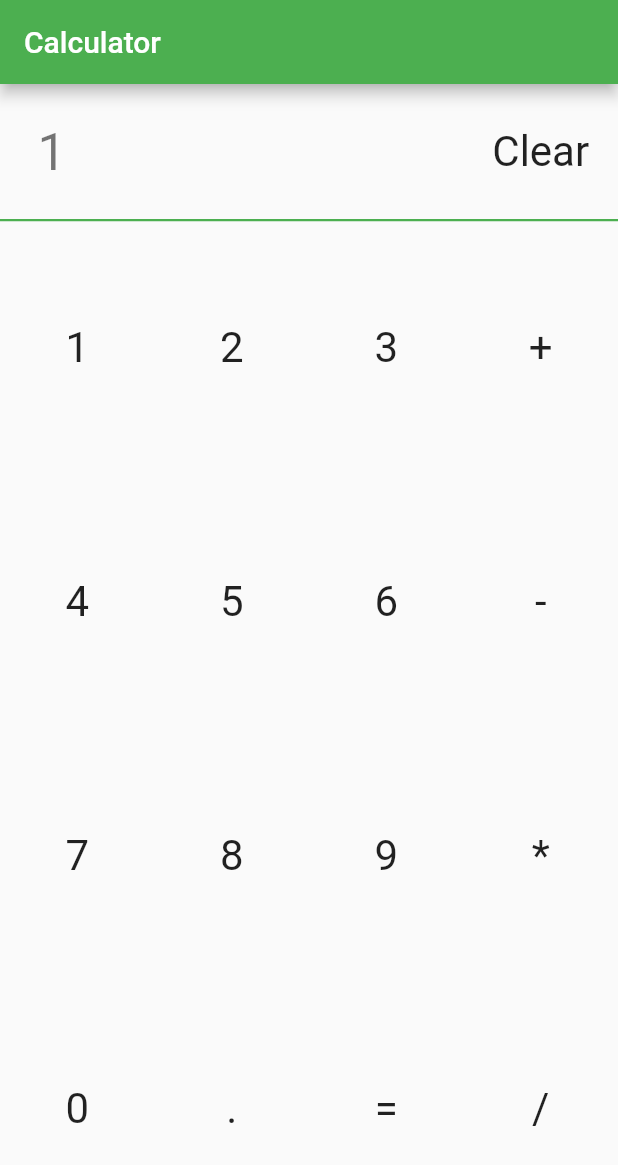
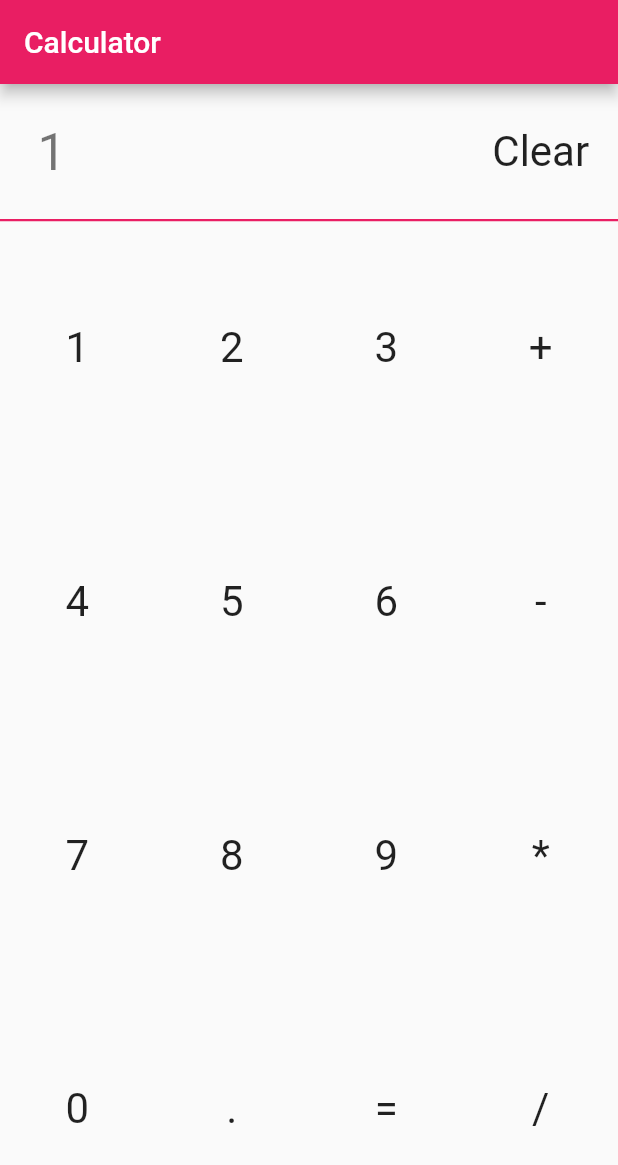
Before and after one commit to undeadspez/android-dev-pr2flutter, a Flutter app: the screen it shows after launch, after a tap on an icon or button, on a phone screen of 412 x 824 dp. Shown: the top 1165 px of the screen. Run offline on Flutter 3.47's test engine with Material 2 defaults, Android fonts, the phone set to English and light mode, and no system bars; our stand-ins replace math_expressions.

Commit message:
Small fixes

```diff
--- a/lib/main.dart
+++ b/lib/main.dart
@@ -12,7 +12,7 @@ class MyApp extends StatelessWidget {
     return MaterialApp(
       title: title,
       theme: ThemeData(
-        primarySwatch: Colors.green,
+        primarySwatch: Colors.pink,
       ),
       home: MyHomePage(title: title),
     );
@@ -47,13 +47,14 @@ class _MyHomePageState extends State<MyHomePage> {
       final expr = parser.parse(input);
       final cm = ContextModel();
       final result = expr.evaluate(EvaluationType.REAL, cm) as double;
+
       if (result == result.floor()) {
         resetInput(result.round().toString());
       } else {
-        resetInput(result.toStringAsFixed(13));
+        resetInput(result.toString());
       }
     } on StateError {
-      resetInput('bad state');
+      resetInput('0');
     }
   }
 
@@ -97,7 +98,7 @@ class _MyHomePageState extends State<MyHomePage> {
                 Expanded(child: _buildNumButton('2')),
                 Expanded(child: _buildNumButton('3')),
                 Expanded(child: _buildOpButton('+',
-                  onPressed: replaceZero('+'),
+                  onPressed: () => replaceZero('+'),
                 )),
               ],
             ),
@@ -110,7 +111,7 @@ class _MyHomePageState extends State<MyHomePage> {
                 Expanded(child: _buildNumButton('5')),
                 Expanded(child: _buildNumButton('6')),
                 Expanded(child: _buildOpButton('-',
-                  onPressed: replaceZero('+')
+                  onPressed: () => replaceZero('-'),
                 )),
               ],
             ),
@@ -147,27 +148,24 @@ class _MyHomePageState extends State<MyHomePage> {
   Widget _buildResultLabel() {
     return Container(
       padding: EdgeInsets.all(25),
-        child: Text(
-            input,
+        child: Text(input,
           overflow: TextOverflow.visible,
-            style: Theme.of(context).textTheme.display1)
+          style: Theme.of(context).textTheme.display1,
+        ),
     );
   }
 
-  replaceZero(String value) {
-    return () {
+  void replaceZero(String value) {
     if (input == '0') {
       setState(() => input = value);
     } else {
       setState(() => input += value);
     }
-    };
   }
 
   Widget _buildButton(String num, {void Function() onPressed}) {
     return FlatButton(
-      child: Text(
-        num,
+      child: Text(num,
         style: TextStyle(
           fontSize: 28,
           fontWeight: FontWeight.normal,
@@ -180,7 +178,7 @@ class _MyHomePageState extends State<MyHomePage> {
   }
 
   Widget _buildNumButton(String num) {
-    return _buildButton(num, onPressed: replaceZero(num));
+    return _buildButton(num, onPressed: () => replaceZero(num));
   }
 
   Widget _buildOpButton(String op, {void Function() onPressed}) {
```
Lines whose indentation alone changed are shown as unchanged.
